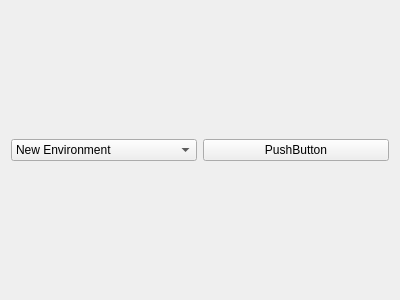
Old version of the form enironment.ui in the repository LinkedList/qTTp.
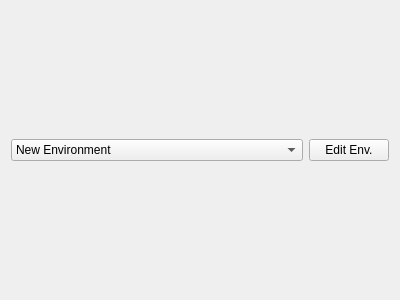
New version of the form.

Commit message: Environment UI incorporated into main UI

The edit to the form file:
```diff
--- a/enironment.ui
+++ b/enironment.ui
@@ -16,6 +16,12 @@
   <layout class="QHBoxLayout" name="horizontalLayout">
    <item>
     <widget class="QComboBox" name="environmentCombo">
+     <property name="sizePolicy">
+      <sizepolicy hsizetype="Preferred" vsizetype="Fixed">
+       <horstretch>2</horstretch>
+       <verstretch>0</verstretch>
+      </sizepolicy>
+     </property>
      <item>
       <property name="text">
        <string>New Environment</string>
@@ -25,8 +31,14 @@
    </item>
    <item>
     <widget class="QPushButton" name="environmentEdit">
+     <property name="sizePolicy">
+      <sizepolicy hsizetype="Minimum" vsizetype="Fixed">
+       <horstretch>0</horstretch>
+       <verstretch>0</verstretch>
+      </sizepolicy>
+     </property>
      <property name="text">
-      <string>PushButton</string>
+      <string>Edit Env.</string>
      </property>
     </widget>
    </item>
```
The commit also changes 3 other files.
